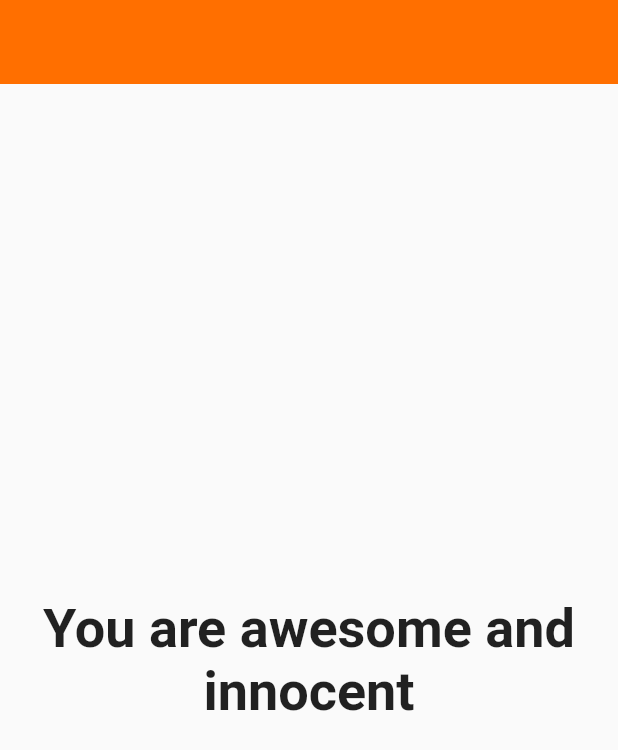
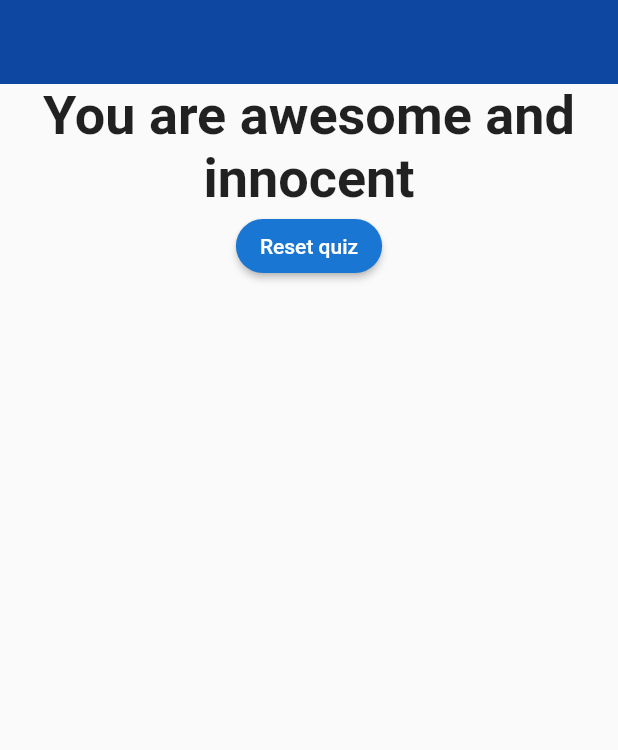
Before and after one commit to kamilb13/Quiz_app, a Flutter app: the screen it shows after launch, after a tap on "Yellow", after a tap on "Cat", after a tap on "Spaghetti", on a phone screen of 412 x 824 dp. Shown: the top 750 px of the screen. Run offline on Flutter 3.47's test engine with Material 2 defaults, Android fonts, the phone set to English and light mode, and no system bars.

Commit message:
update 3?

```diff
--- a/lib/main.dart
+++ b/lib/main.dart
@@ -31,8 +31,8 @@ class MyApp extends StatefulWidget {
 //___________________________
 
 class _MyAppState extends State<MyApp> {
-  int _questionIndex = 0;
-  int _totalScore = 0;
+  var _questionIndex = 0;
+  var _totalScore = 0;
   @override
   Widget build(BuildContext context) {
     const _questions = [
@@ -78,6 +78,17 @@ class _MyAppState extends State<MyApp> {
     // print(lista.runtimeType);
     // print(lista1.runtimeType);
 
+    void _resetQuiz() {
+      setState(() {
+        _questionIndex = 0;
+        _totalScore = 0;
+      });
+
+      print('ogórek');
+      print(_questionIndex);
+      print(_totalScore);
+    }
+
     void _answerQuestion(int score) {
       _totalScore = _totalScore + score;
       if (_questionIndex < _questions.length) {
@@ -93,12 +104,12 @@ class _MyAppState extends State<MyApp> {
         appBar: AppBar(
           centerTitle: true,
           title: const Text(''),
-          backgroundColor: Colors.amber[900],
+          backgroundColor: Colors.blue[900],
           elevation: 0,
         ),
         body: _questionIndex < _questions.length
             ? Quiz(_answerQuestion, _questions, _questionIndex)
-            : Result(_totalScore),
+            : Result(_totalScore, _resetQuiz),
       ),
     );
   }
--- a/lib/result.dart
+++ b/lib/result.dart
@@ -2,7 +2,9 @@ import 'package:flutter/material.dart';
 
 class Result extends StatelessWidget {
   final int resultScore;
-  Result(this.resultScore);
+  final VoidCallback resetQuiz;
+  Result(this.resultScore, this.resetQuiz);
+
   String get resultPhrase {
     String resultText;
     if (resultScore <= 8) {
@@ -20,10 +22,24 @@ class Result extends StatelessWidget {
   @override
   Widget build(BuildContext context) {
     return Center(
-      child: Text(
-        resultPhrase,
-        style: const TextStyle(fontSize: 36, fontWeight: FontWeight.bold),
-        textAlign: TextAlign.center,
+      child: Column(
+        children: [
+          Text(
+            resultPhrase,
+            style: const TextStyle(fontSize: 36, fontWeight: FontWeight.bold),
+            textAlign: TextAlign.center,
+          ),
+          ElevatedButton(
+            onPressed: resetQuiz,
+            style: ElevatedButton.styleFrom(
+              primary: Colors.blue[700],
+              shape: RoundedRectangleBorder(
+                borderRadius: BorderRadius.circular(20.0),
+              ),
+            ),
+            child: const Text('Reset quiz'),
+          )
+        ],
       ),
     );
   }
```
